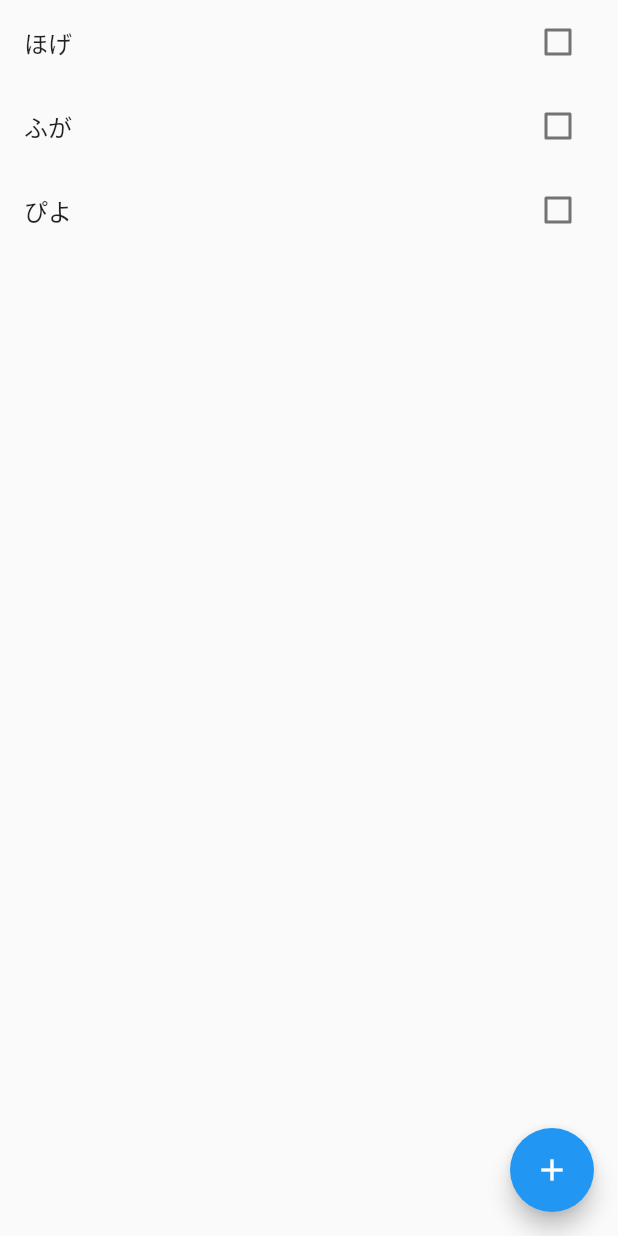
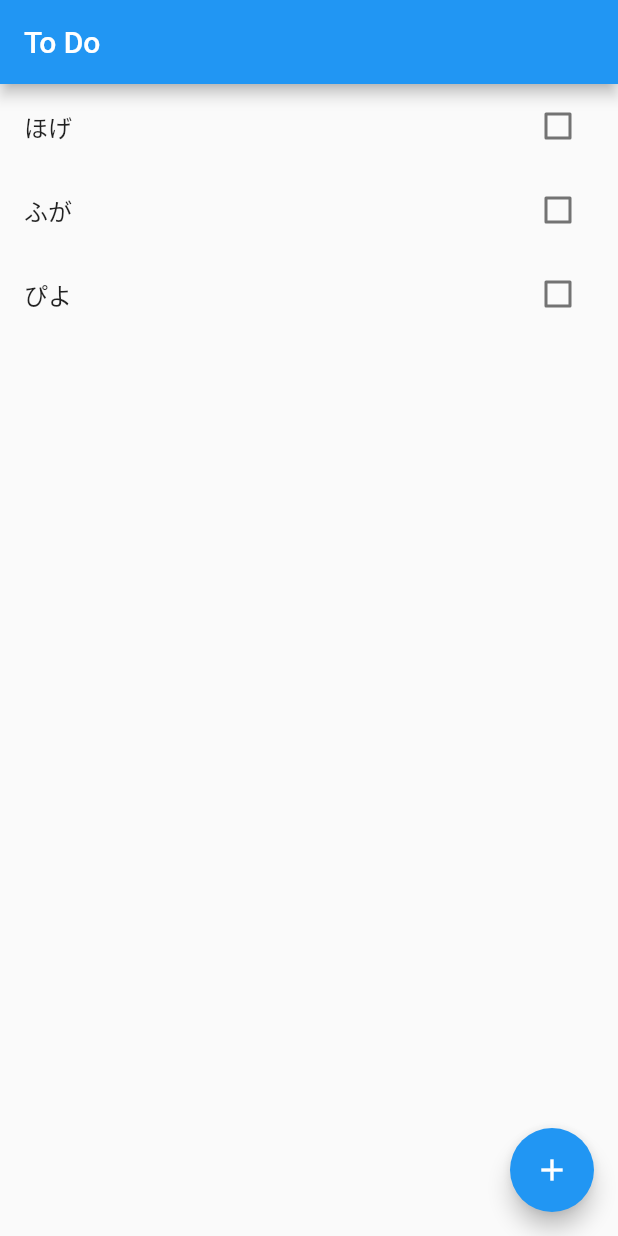
Before and after one commit to ShunIshii/ToDo, a Flutter app: the screen it shows after launch, on a phone screen of 412 x 824 dp. Run offline on Flutter 3.47's test engine with Material 2 defaults, Android fonts, the phone set to English and light mode, and no system bars.

Commit message:
AppBarを追加

```diff
--- a/lib/main.dart
+++ b/lib/main.dart
@@ -23,7 +23,12 @@ class MyApp extends StatelessWidget {
         // is not restarted.
         primarySwatch: Colors.blue,
       ),
-      home: TodoListPage(),
+      home: Scaffold(
+        appBar: AppBar(
+          title: Text('To Do'),
+        ),
+        body: TodoListPage(),
+      ),
     );
   }
 }
```
